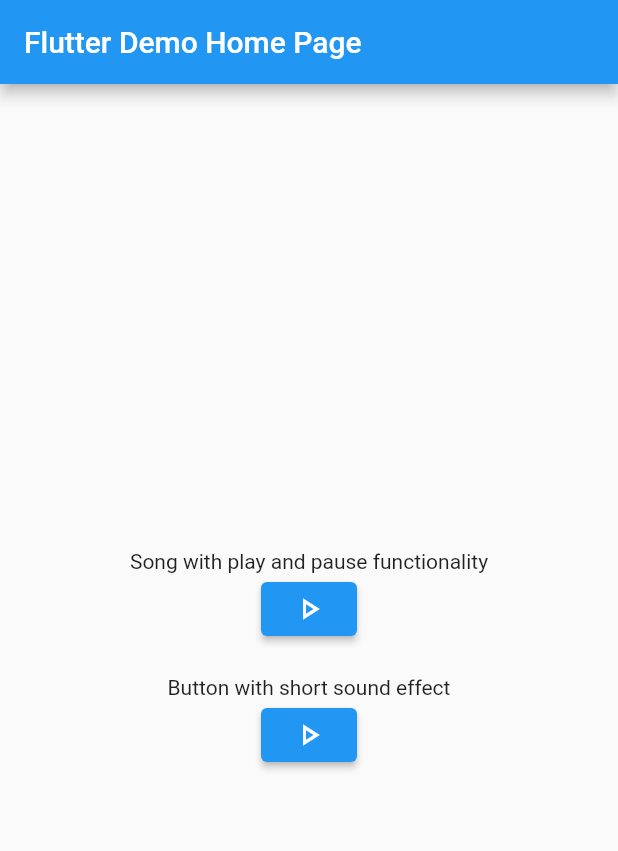
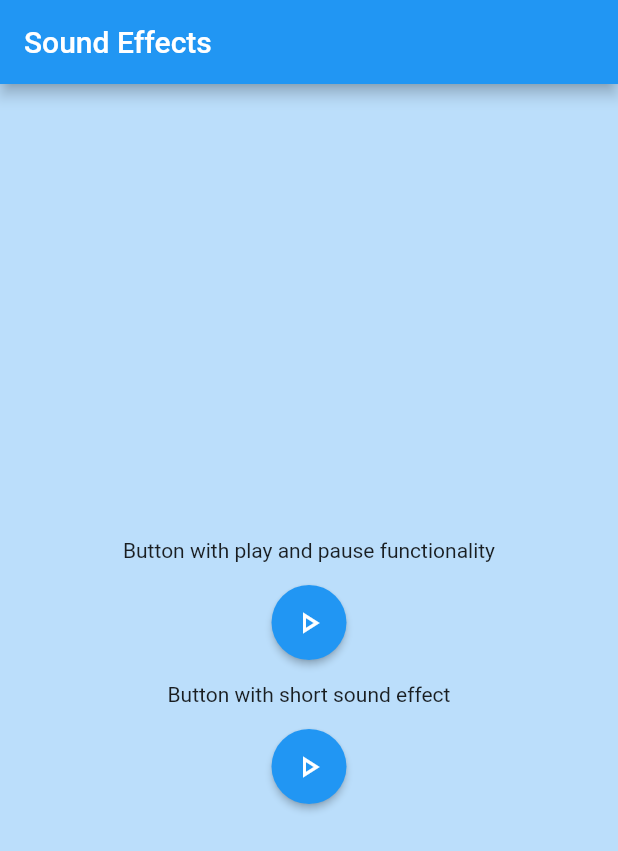
Before and after one commit to WSIB-Innovation/wsib-sfx, a Flutter app: the screen it shows after launch, on a phone screen of 412 x 824 dp. Shown: the top 851 px of the screen. Run offline on Flutter 3.47's test engine with Material 2 defaults, Android fonts, the phone set to English and light mode, and no system bars; our stand-ins replace audioplayers.

Commit message:
modified widget tree

```diff
--- a/lib/main.dart
+++ b/lib/main.dart
@@ -20,7 +20,7 @@
       theme: ThemeData(
         primarySwatch: Colors.blue,
       ),
-      home: const MyHomePage(title: 'Flutter Demo Home Page'),
+      home: const MyHomePage(title: 'Sound Effects'),
     );
   }
 }
@@ -45,6 +45,7 @@
   @override
   Widget build(BuildContext context) {
     return Scaffold(
+      backgroundColor: Colors.blue[100],
       appBar: AppBar(
         title: Text(widget.title),
       ),
@@ -52,33 +53,42 @@
         child: Column(
           mainAxisAlignment: MainAxisAlignment.center,
           children: <Widget>[
-            Text("Song with play and pause functionality"),
-            Row(
-              mainAxisAlignment: MainAxisAlignment.center,
-              children: [
+            Container(
+              padding: const EdgeInsets.all(15),
+              child: const Text("Button with play and pause functionality"),
+            ),
             ElevatedButton(
               onPressed: () {
                 _audioAction();
               },
+              child: Container(
+                width: 50,
+                height: 50,
+                alignment: Alignment.center,
+                decoration: const BoxDecoration(shape: BoxShape.circle),
                 child: (play == false)
                   ? const Icon(Icons.play_arrow_outlined)
                   : const Icon(Icons.pause_circle_outline),
               ),
-              ],
+              style: ElevatedButton.styleFrom(shape: const CircleBorder()),
             ),
-            SizedBox(height: 20),
-            Text("Button with short sound effect"),
-            Row(
-              mainAxisAlignment: MainAxisAlignment.center,
-              children: [
+            Container(
+              padding: const EdgeInsets.all(15),
+              child: const Text("Button with short sound effect"),
+            ),
             ElevatedButton(
               onPressed: () {
                 playLocalSound();
               },
+              child: Container(
+                width: 50,
+                height: 50,
+                alignment: Alignment.center,
+                decoration: const BoxDecoration(shape: BoxShape.circle),
                 child: const Icon(Icons.play_arrow_outlined),
               ),
-              ],
-            )
+              style: ElevatedButton.styleFrom(shape: const CircleBorder()),
+            ),
           ],
         ),
       ),
```
Lines whose indentation alone changed are shown as unchanged.
